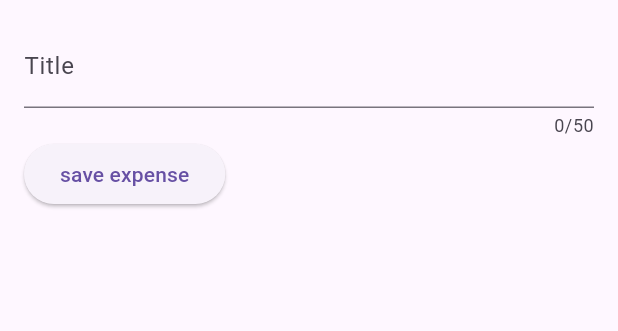
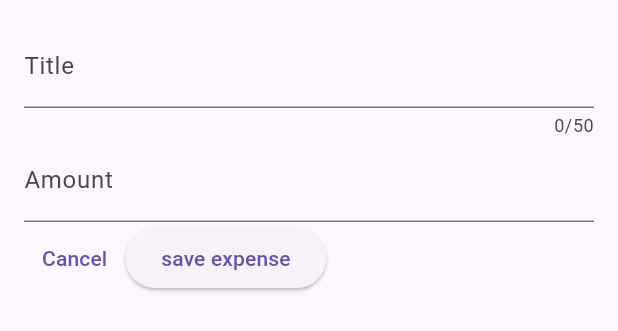
Before and after one commit to Musawarchan/flutter_expense_tracker_app, a Flutter app: the NewExpense widget shown alone on an empty page, opened directly, after a tap on "save expense", on a phone screen of 412 x 824 dp. Shown: the top 331 px of the screen. Run offline on Flutter 3.47's test engine with Material 3 defaults, Android fonts, the phone set to English and light mode, and no system bars.

Commit message:
handling and storing input

```diff
--- a/lib/widgets/new_expense.dart
+++ b/lib/widgets/new_expense.dart
@@ -9,10 +9,12 @@ class NewExpense extends StatefulWidget {
 
 class _NewExpenseState extends State<NewExpense> {
   final _titleController = TextEditingController();
+  final _AmountController = TextEditingController();
 
   @override
   void dispose() {
     _titleController.dispose();
+    _AmountController.dispose();
     super.dispose();
   }
 
@@ -29,13 +31,27 @@ class _NewExpenseState extends State<NewExpense> {
               label: Text('Title'),
             ),
           ),
+          TextField(
+            controller: _AmountController,
+            keyboardType: TextInputType.number,
+            decoration: InputDecoration(
+              prefixText: '\$ ',
+              label: Text('Amount'),
+            ),
+          ),
           Row(
             children: [
+              TextButton(
+                onPressed: () {},
+                child: Text('Cancel'),
+              ),
               ElevatedButton(
-                  onPressed: () {
-                    print(_titleController.text);
-                  },
-                  child: Text('save expense'))
+                onPressed: () {
+                  print(_titleController.text);
+                  print(_AmountController.text);
+                },
+                child: Text('save expense'),
+              ),
             ],
           )
         ],
```
